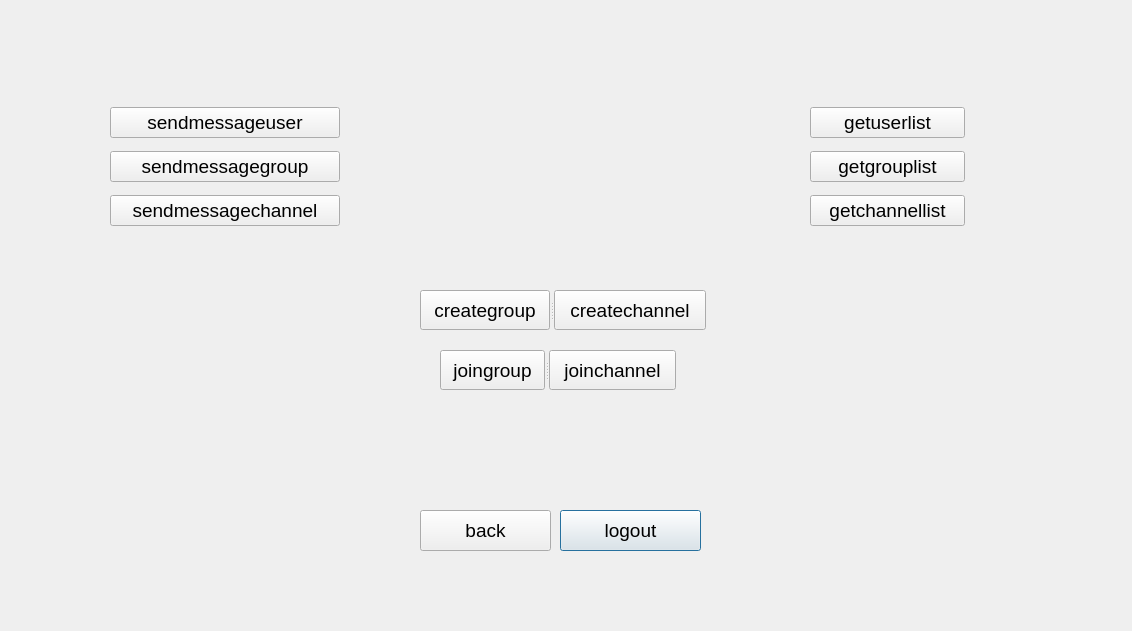
MahanBeidokhti/AP-Messenger, file massenger/menu_dialog.ui: the form before one commit.
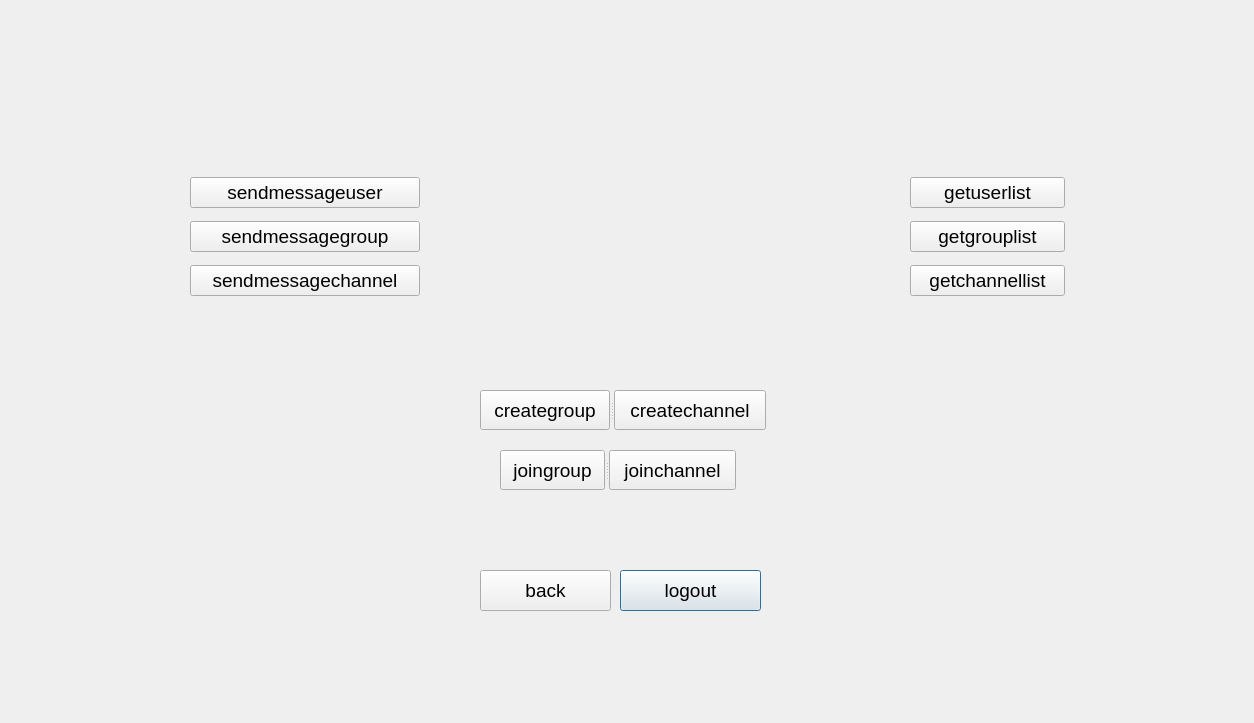
The form after the commit. Icons and pictures are not drawn.

The edit to the form file:
```diff
--- a/massenger/menu_dialog.ui
+++ b/massenger/menu_dialog.ui
@@ -6,8 +6,8 @@
    <rect>
     <x>0</x>
     <y>0</y>
-    <width>1132</width>
-    <height>631</height>
+    <width>1254</width>
+    <height>723</height>
    </rect>
   </property>
   <property name="windowTitle">
@@ -19,8 +19,8 @@
   <widget class="QPushButton" name="logout_pushButton">
    <property name="geometry">
     <rect>
-     <x>560</x>
-     <y>510</y>
+     <x>620</x>
+     <y>570</y>
      <width>141</width>
      <height>41</height>
     </rect>
@@ -37,8 +37,8 @@
   <widget class="QPushButton" name="back_pushButton">
    <property name="geometry">
     <rect>
-     <x>420</x>
-     <y>510</y>
+     <x>480</x>
+     <y>570</y>
      <width>131</width>
      <height>41</height>
     </rect>
@@ -55,8 +55,8 @@
   <widget class="QSplitter" name="splitter">
    <property name="geometry">
     <rect>
-     <x>440</x>
-     <y>350</y>
+     <x>500</x>
+     <y>450</y>
      <width>236</width>
      <height>40</height>
     </rect>
@@ -88,8 +88,8 @@
   <widget class="QSplitter" name="splitter_2">
    <property name="geometry">
     <rect>
-     <x>420</x>
-     <y>290</y>
+     <x>480</x>
+     <y>390</y>
      <width>286</width>
      <height>40</height>
     </rect>
@@ -121,8 +121,8 @@
   <widget class="QWidget" name="layoutWidget">
    <property name="geometry">
     <rect>
-     <x>110</x>
-     <y>100</y>
+     <x>190</x>
+     <y>170</y>
      <width>230</width>
      <height>136</height>
     </rect>
@@ -169,8 +169,8 @@
   <widget class="QWidget" name="layoutWidget">
    <property name="geometry">
     <rect>
-     <x>810</x>
-     <y>100</y>
+     <x>910</x>
+     <y>170</y>
      <width>155</width>
      <height>136</height>
     </rect>
```
Left out of the diff: 48 changed lines with no effect on the pictures.
